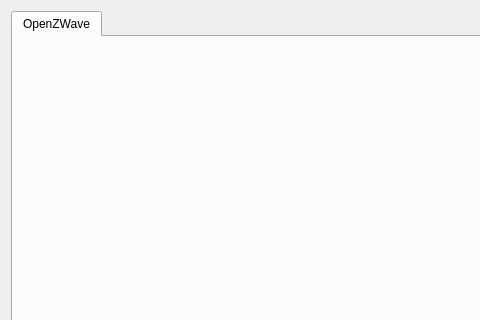
First picture: the form in ozwadmin-main/configuration.ui, repository OpenZWave/ozw-admin, before the edit; both pictures show x 0 to 480 and y 0 to 320 of the 640 by 480 pixel window.
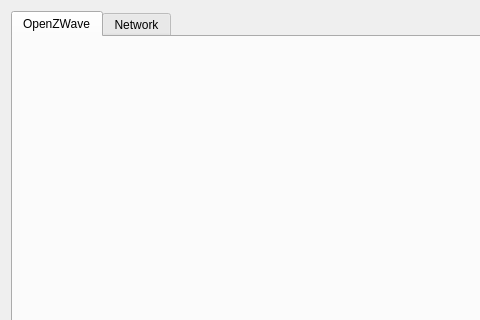
Second picture: the form after the edit. The open tabs and pages were chosen to show the change.

Commit message: Fix up Dialog Window Crash before connecting - Issue #42

What changed in the file:
```diff
--- a/ozwadmin-main/configuration.ui
+++ b/ozwadmin-main/configuration.ui
@@ -25,6 +25,11 @@
       </attribute>
       <layout class="QVBoxLayout" name="verticalLayout"/>
      </widget>
+     <widget class="QWidget" name="config_net">
+      <attribute name="title">
+       <string>Network</string>
+      </attribute>
+     </widget>
     </widget>
    </item>
    <item>
```
Left out of the diff: 2 changed lines with no effect on the pictures. The commit also changes 7 other files.
